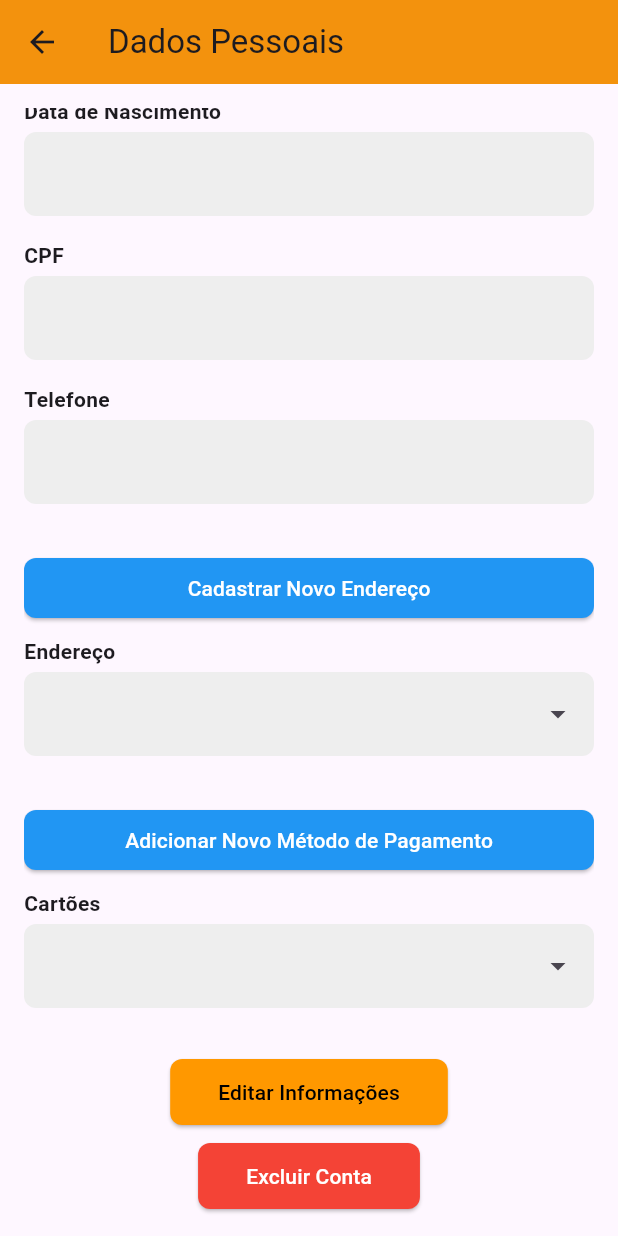
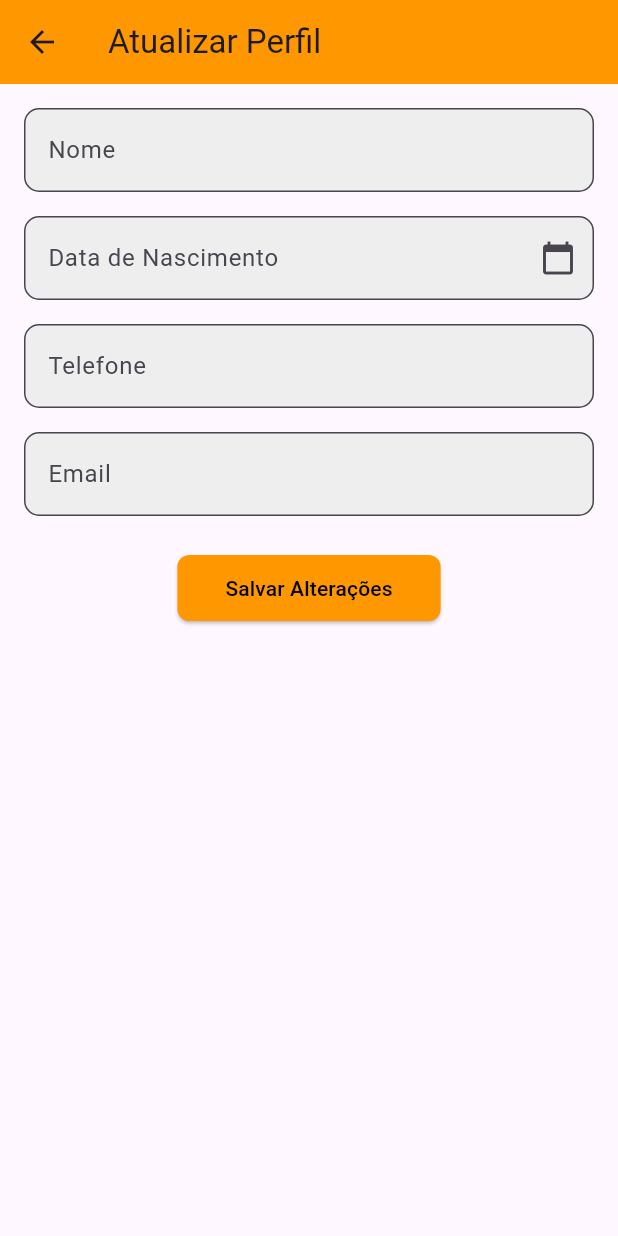
Before and after one commit to Viegas13/Rapidex, a Flutter app: the PerfilClienteScreen screen opened directly, scrolled down 104 dp, after a tap on "Editar Informações", on a phone screen of 412 x 824 dp. Run offline on Flutter 3.47's test engine with Material 3 defaults, Android fonts, the phone set to English and light mode, and no system bars; our stand-ins replace mask_text_input_formatter; missing offline and left inert: postgres.

Commit message:
implementação da interface de edição de dados do cliente

```diff
--- a/src/view-rapidex/interfaces/lib/DTO/Cliente.dart
+++ b/src/view-rapidex/interfaces/lib/DTO/Cliente.dart
@@ -1,43 +1,43 @@
 class Cliente {
+  final String cpf;
   final String nome;
-  final String cpf;
+  final String senha;
+  final String email;
   final String telefone;
-  final String email;
-  final String senha;
-  final DateTime dataNascimento;
+  final DateTime? dataNascimento;
 
   Cliente({
+    required this.cpf,
     required this.nome,
-    required this.cpf,
+    required this.senha,
+    required this.email,
     required this.telefone,
-    required this.email,
-    required this.senha,
-    required this.dataNascimento,
+    this.dataNascimento,
   });
 
-  // Método de fábrica para criar um Cliente a partir de um Map
+  // Método para criar o objeto Cliente a partir de um mapa de dados
   factory Cliente.fromMap(Map<String, dynamic> map) {
     return Cliente(
-      nome: map['nome'],
-      cpf: map['cpf'],
-      telefone: map['telefone'],
-      email: map['email'],
-      senha: map['senha'],
-      dataNascimento: map['datanascimento'] is int
-          ? DateTime.fromMillisecondsSinceEpoch(map['datanascimento'])
-          : DateTime.parse(map['datanascimento']),
+      cpf: map['cpf'] ?? '', // Garantir que o CPF é uma String
+      nome: map['nome'] ?? '',
+      senha: map['senha'] ?? '',
+      email: map['email'] ?? '',
+      telefone: map['telefone'] ?? '',
+      dataNascimento: map['datanascimento'] != null
+          ? DateTime.tryParse(map['datanascimento'].toString()) // Garantir que a data está em DateTime
+          : null,
     );
   }
 
-  // Método para mapear o Cliente para um formato que o banco de dados entenda
+  // Método para mapear o objeto Cliente de volta para um mapa de dados
   Map<String, dynamic> toMap() {
     return {
+      'cpf': cpf,
       'nome': nome,
-      'cpf': cpf,
+      'senha': senha,
+      'email': email,
       'telefone': telefone,
-      'email': email,
-      'senha': senha,
-      'datanascimento': dataNascimento.toIso8601String(),
+      'datanascimento': dataNascimento?.toIso8601String(),
     };
   }
 }
--- /dev/null
+++ b/src/view-rapidex/interfaces/lib/View/IEditarPerfilCliente.dart
@@ -0,0 +1,169 @@
+import 'package:flutter/material.dart';
+import 'package:flutter/services.dart';
+import 'package:interfaces/banco_de_dados/DAO/ClienteDAO.dart';
+import 'package:interfaces/banco_de_dados/DBHelper/ConexaoDB.dart';
+import 'package:intl/intl.dart';
+import 'package:interfaces/widgets/CustomTextField.dart';
+import 'package:interfaces/DTO/Cliente.dart';
+
+class EditarPerfilClienteScreen extends StatefulWidget {
+  final String cpf;
+
+  const EditarPerfilClienteScreen({super.key, required this.cpf});
+
+  @override
+  _EditarPerfilClienteScreenState createState() =>
+      _EditarPerfilClienteScreenState();
+}
+
+class _EditarPerfilClienteScreenState extends State<EditarPerfilClienteScreen> {
+  final TextEditingController nomeController = TextEditingController();
+  final TextEditingController dataNascimentoController = TextEditingController();
+  final TextEditingController telefoneController = TextEditingController();
+  final TextEditingController emailController = TextEditingController();
+
+  late ClienteDAO clienteDAO;
+
+  @override
+  void initState() {
+    super.initState();
+    final conexaoDB = ConexaoDB();
+    conexaoDB.initConnection().then((_) {
+      clienteDAO = ClienteDAO(conexaoDB: conexaoDB);
+      buscarCliente();
+    }).catchError((error) {
+      print('Erro ao inicializar conexão: $error');
+    });
+  }
+
+  Future<void> buscarCliente() async {
+  try {
+    final cliente = await clienteDAO.buscarCliente(widget.cpf);
+    if (cliente != null) {
+      setState(() {
+        nomeController.text = cliente.nome;
+        dataNascimentoController.text =
+            cliente.dataNascimento != null
+                ? DateFormat('dd/MM/yyyy').format(cliente.dataNascimento!)
+                : 'Não informado';
+
+        // Converter o telefone de int para String
+        telefoneController.text = cliente.telefone.toString();
+
+        emailController.text = cliente.email;
+      });
+    }
+  } catch (e) {
+    print('Erro ao buscar cliente: $e');
+  }
+}
+
+  Future<void> salvarAlteracoes() async {
+  try {
+    // Buscar o cliente para obter a senha atual antes de atualizar os outros dados
+    final cliente = await clienteDAO.buscarCliente(widget.cpf);
+
+    // Caso o cliente exista, atualiza os campos (excluindo a senha, que permanece inalterada)
+    if (cliente != null) {
+      final clienteAtualizado = Cliente(
+        cpf: widget.cpf,
+        nome: nomeController.text,
+        senha: cliente.senha, // Manter a senha atual
+        email: emailController.text,
+        telefone: telefoneController.text,
+        dataNascimento: dataNascimentoController.text.isNotEmpty
+            ? DateFormat('dd/MM/yyyy').parse(dataNascimentoController.text)
+            : null,
+      );
+
+      // Atualizar no banco de dados
+      await clienteDAO.atualizarCliente(clienteAtualizado.toMap());
+
+      ScaffoldMessenger.of(context).showSnackBar(
+        const SnackBar(content: Text('Informações atualizadas com sucesso!')),
+      );
+      Navigator.pop(context); // Voltar para a tela anterior
+    }
+  } catch (e) {
+    print('Erro ao salvar alterações: $e');
+  }
+}
+
+
+  @override
+  Widget build(BuildContext context) {
+    return Scaffold(
+      appBar: AppBar(
+        backgroundColor: Colors.orange,
+        title: const Text('Atualizar Perfil'),
+        leading: IconButton(
+          icon: const Icon(Icons.arrow_back),
+          onPressed: () {
+            Navigator.of(context).pop();
+          },
+        ),
+      ),
+      body: Padding(
+        padding: const EdgeInsets.all(16.0),
+        child: SingleChildScrollView(
+          child: Column(
+            children: [
+              CustomTextField(
+                controller: nomeController,
+                labelText: 'Nome',
+                hintText: 'Digite seu nome',
+              ),
+              const SizedBox(height: 16),
+              CustomTextField(
+                controller: dataNascimentoController,
+                labelText: 'Data de Nascimento',
+                hintText: 'Digite sua data de nascimento',
+                onTap: () async {
+                  DateTime? pickedDate = await showDatePicker(
+                    context: context,
+                    initialDate: DateTime.now(),
+                    firstDate: DateTime(1900),
+                    lastDate: DateTime.now(),
+                  );
+                  if (pickedDate != null) {
+                    setState(() {
+                      dataNascimentoController.text = DateFormat('dd/MM/yyyy').format(pickedDate);
+                    });
+                  }
+                },
+              ),
+              const SizedBox(height: 16),
+              CustomTextField(
+                controller: telefoneController,
+                labelText: 'Telefone',
+                hintText: 'Digite seu telefone',
+                inputFormatters: [
+                  FilteringTextInputFormatter.digitsOnly,
+                  LengthLimitingTextInputFormatter(11),
+                ],
+              ),
+              const SizedBox(height: 16),
+              CustomTextField(
+                controller: emailController,
+                labelText: 'Email',
+                hintText: 'Digite seu email',
+              ),
+              const SizedBox(height: 24),
+              ElevatedButton(
+                onPressed: salvarAlteracoes,
+                style: ElevatedButton.styleFrom(
+                  backgroundColor: Colors.orange,
+                  padding: const EdgeInsets.symmetric(horizontal: 32, vertical: 12),
+                  shape: RoundedRectangleBorder(
+                    borderRadius: BorderRadius.circular(8),
+                  ),
+                ),
+                child: const Text('Salvar Alterações', style: TextStyle(color: Colors.black)),
+              ),
+            ],
+          ),
+        ),
+      ),
+    );
+  }
+}
--- a/src/view-rapidex/interfaces/lib/View/IPerfil.dart
+++ b/src/view-rapidex/interfaces/lib/View/IPerfil.dart
@@ -22,7 +22,7 @@ class PerfilScreen extends StatelessWidget {
                   onTap: () {
                     Navigator.of(context).push(
                       MaterialPageRoute(
-                        builder: (context) => PerfilClienteScreen(cpf: '15271805654'),
+                        builder: (context) => PerfilClienteScreen(cpf: '70275182606'),
                       ),
                     );
                   },
--- a/src/view-rapidex/interfaces/lib/main.dart
+++ b/src/view-rapidex/interfaces/lib/main.dart
@@ -20,7 +20,7 @@ class MyApp extends StatelessWidget {
       theme: ThemeData(
         primarySwatch: Colors.orange,
       ),
-      home: const CadastroClienteScreen(),
+      home: const HomeScreen(),
       routes: {
         '/busca': (context) => const BuscaScreen(),
         '/perfil': (context) => const PerfilScreen(),
```
Also changed, not shown: src/view-rapidex/interfaces/lib/View/IPerfilCliente.dart (+24 -47 lines), src/view-rapidex/interfaces/lib/banco_de_dados/DAO/ClienteDAO.dart (+24 -4 lines).
